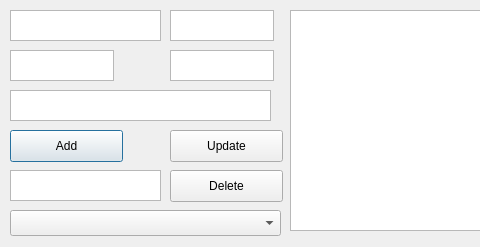
Qt form adminmode.ui (vanpana/LMDB) before a commit; both pictures show x 0 to 480 and y 0 to 247 of the 744 by 247 pixel window.
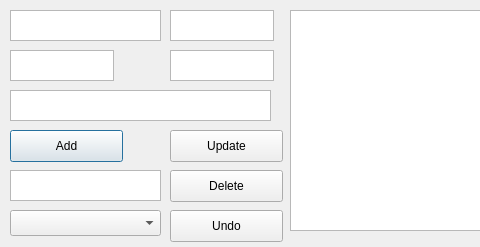
The same form after that commit.

Commit message:
Undo for admin mode
Undo repository created which inherits from file repository. Moved loadFromFile to undoRepo.

Diff of the .ui file:
```diff
--- a/adminmode.ui
+++ b/adminmode.ui
@@ -117,7 +117,7 @@
     <rect>
      <x>10</x>
      <y>210</y>
-     <width>271</width>
+     <width>151</width>
      <height>26</height>
     </rect>
    </property>
@@ -132,6 +132,19 @@
     </rect>
    </property>
   </widget>
+  <widget class="QPushButton" name="undoButton">
+   <property name="geometry">
+    <rect>
+     <x>170</x>
+     <y>210</y>
+     <width>113</width>
+     <height>32</height>
+    </rect>
+   </property>
+   <property name="text">
+    <string>Undo</string>
+   </property>
+  </widget>
  </widget>
  <resources/>
  <connections/>
```
The commit also changes 98 other files.
